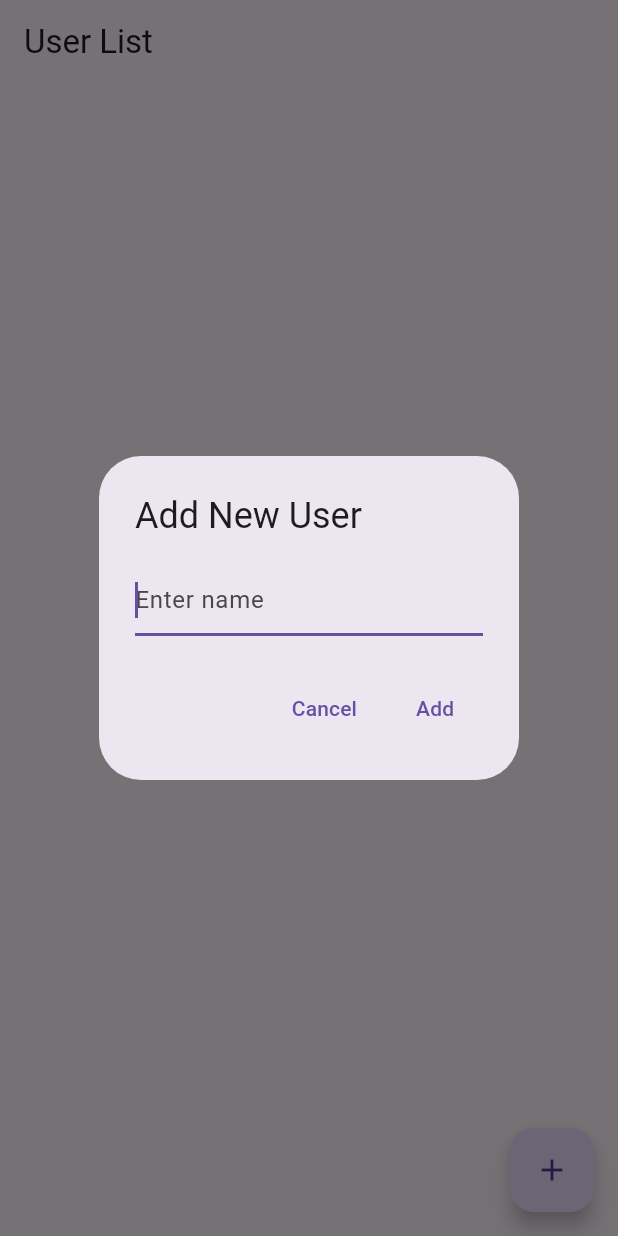
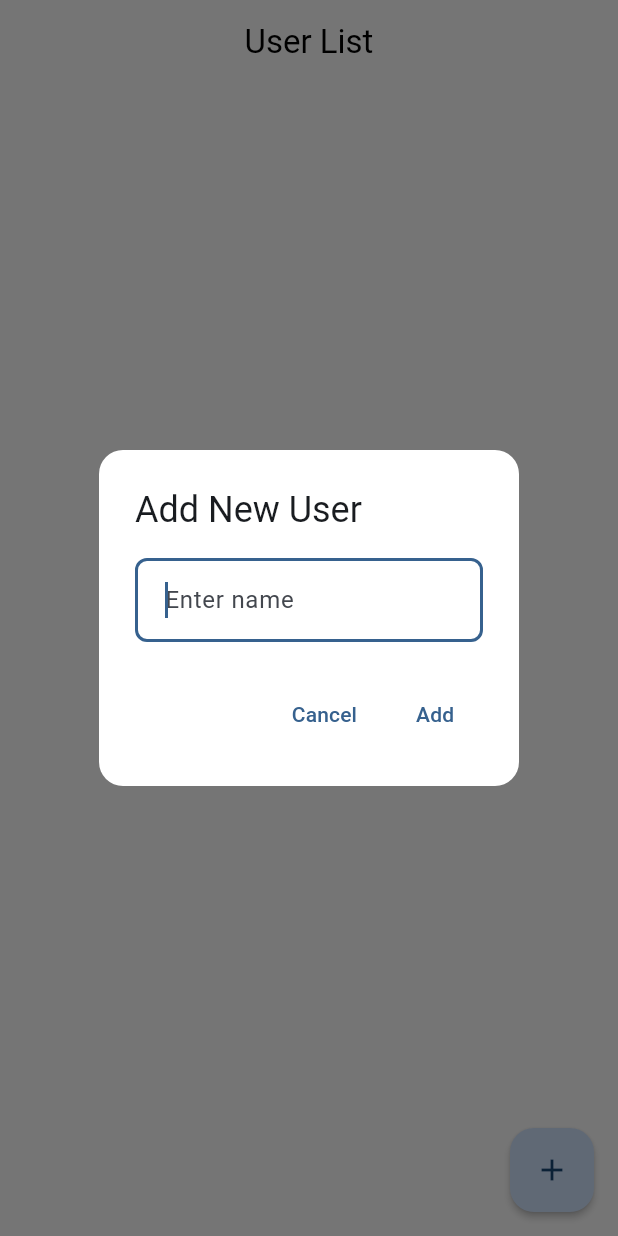
Before and after one commit to mushthak/user_list_app, a Flutter app: the screen it shows after launch, after a tap on the "add" icon, on a phone screen of 412 x 824 dp. Run offline on Flutter 3.47's test engine with Material 3 defaults, Android fonts, the phone set to English and light mode, and no system bars; our stand-ins replace dartz, equatable, get_it, logger, sqflite; accounts and stored records are empty.

Commit message:
Refactor theme management in MainApp and introduce AppTheme class
- Added a new AppTheme class to centralize light and dark theme configurations for the application.
- Updated MainApp to utilize the new AppTheme for consistent theming, replacing the previous inline theme settings.
- Enhanced the user interface by implementing Material 3 design principles in both light and dark themes.

```diff
--- /dev/null
+++ b/lib/core/config/theme.dart
@@ -0,0 +1,95 @@
+import 'package:flutter/material.dart';
+
+class AppTheme {
+  static ThemeData get lightTheme {
+    return ThemeData(
+      useMaterial3: true,
+      colorScheme: ColorScheme.fromSeed(
+        seedColor: Colors.blue,
+        brightness: Brightness.light,
+        surface: Colors.white,
+      ),
+      scaffoldBackgroundColor: Colors.white,
+      appBarTheme: const AppBarTheme(
+        centerTitle: true,
+        elevation: 0,
+        backgroundColor: Colors.white,
+        foregroundColor: Colors.black,
+      ),
+      floatingActionButtonTheme: const FloatingActionButtonThemeData(
+        elevation: 2,
+      ),
+      cardTheme: const CardTheme(
+        elevation: 1,
+        color: Colors.white,
+      ),
+      listTileTheme: const ListTileThemeData(
+        contentPadding: EdgeInsets.symmetric(horizontal: 16, vertical: 0),
+      ),
+      inputDecorationTheme: InputDecorationTheme(
+        border: OutlineInputBorder(
+          borderRadius: BorderRadius.circular(8),
+        ),
+        contentPadding:
+            const EdgeInsets.symmetric(horizontal: 16, vertical: 16),
+        filled: true,
+        fillColor: Colors.white,
+      ),
+      dialogTheme: DialogTheme(
+        shape: RoundedRectangleBorder(
+          borderRadius: BorderRadius.circular(16),
+        ),
+        elevation: 2,
+        backgroundColor: Colors.white,
+      ),
+    );
+  }
+
+  static ThemeData get darkTheme {
+    return ThemeData(
+      useMaterial3: true,
+      colorScheme: ColorScheme.fromSeed(
+        seedColor: Colors.blue,
+        brightness: Brightness.dark,
+        surface: Colors.white,
+        onSurface: Colors.black,
+      ),
+      scaffoldBackgroundColor: Colors.white,
+      appBarTheme: const AppBarTheme(
+        centerTitle: true,
+        elevation: 0,
+        backgroundColor: Colors.white,
+        foregroundColor: Colors.black,
+      ),
+      floatingActionButtonTheme: const FloatingActionButtonThemeData(
+        elevation: 2,
+      ),
+      cardTheme: const CardTheme(
+        elevation: 1,
+        color: Colors.white,
+      ),
+      listTileTheme: const ListTileThemeData(
+        contentPadding: EdgeInsets.symmetric(horizontal: 16, vertical: 8),
+        textColor: Colors.black,
+      ),
+      inputDecorationTheme: InputDecorationTheme(
+        border: OutlineInputBorder(
+          borderRadius: BorderRadius.circular(8),
+        ),
+        contentPadding:
+            const EdgeInsets.symmetric(horizontal: 16, vertical: 16),
+        filled: true,
+        fillColor: Colors.white,
+        labelStyle: const TextStyle(color: Colors.black87),
+        hintStyle: const TextStyle(color: Colors.black54),
+      ),
+      dialogTheme: DialogTheme(
+        shape: RoundedRectangleBorder(
+          borderRadius: BorderRadius.circular(16),
+        ),
+        elevation: 2,
+        backgroundColor: Colors.white,
+      ),
+    );
+  }
+}
--- a/lib/main.dart
+++ b/lib/main.dart
@@ -1,6 +1,7 @@
 import 'package:flutter/material.dart';
 import 'package:provider/provider.dart';
 import 'core/config/environment.dart';
+import 'core/config/theme.dart';
 import 'injection_container.dart' as di;
 import 'features/user_list/presentation/controllers/user_list_controller.dart';
 import 'features/user_list/presentation/pages/user_list_screen.dart';
@@ -26,10 +27,10 @@ class MainApp extends StatelessWidget {
       create: (_) => di.sl<UserListController>(),
       child: MaterialApp(
         title: 'User List App',
-        theme: ThemeData(
-          primarySwatch: Colors.blue,
-          useMaterial3: true,
-        ),
+        theme: AppTheme.lightTheme,
+        darkTheme: AppTheme.darkTheme,
+        themeMode:
+            ThemeMode.system, // Automatically use light/dark based on system
         home: const UserListScreen(),
       ),
     );
```
